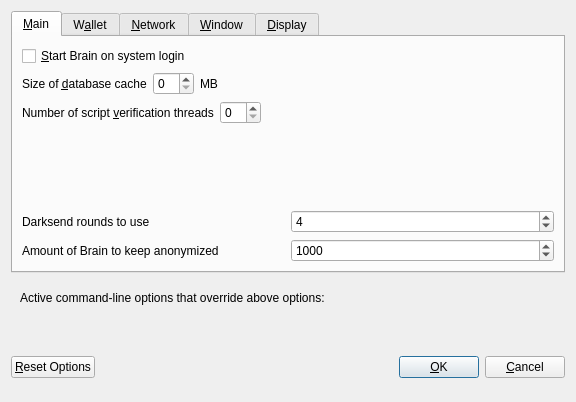
ticclassic/ic, file src/qt/forms/optionsdialog.ui: the form before one commit.
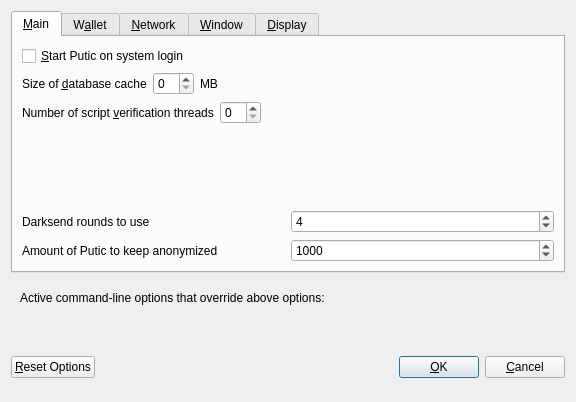
The form after the commit. Custom widgets are drawn as their Qt base class.

```diff
--- a/src/qt/forms/optionsdialog.ui
+++ b/src/qt/forms/optionsdialog.ui
@@ -33,7 +33,7 @@
           <string>Automatically start Brain after logging in to the system.</string>
          </property>
          <property name="text">
-          <string>&amp;Start Brain on system login</string>
+          <string>&amp;Start Putic on system login</string>
          </property>
         </widget>
        </item>
@@ -177,7 +177,7 @@
             <string notr="true"/>
            </property>
            <property name="text">
-            <string>Amount of Brain to keep anonymized</string>
+            <string>Amount of Putic to keep anonymized</string>
            </property>
           </widget>
          </item>
```
Left out of the diff: 10 changed lines with no effect on the pictures.
